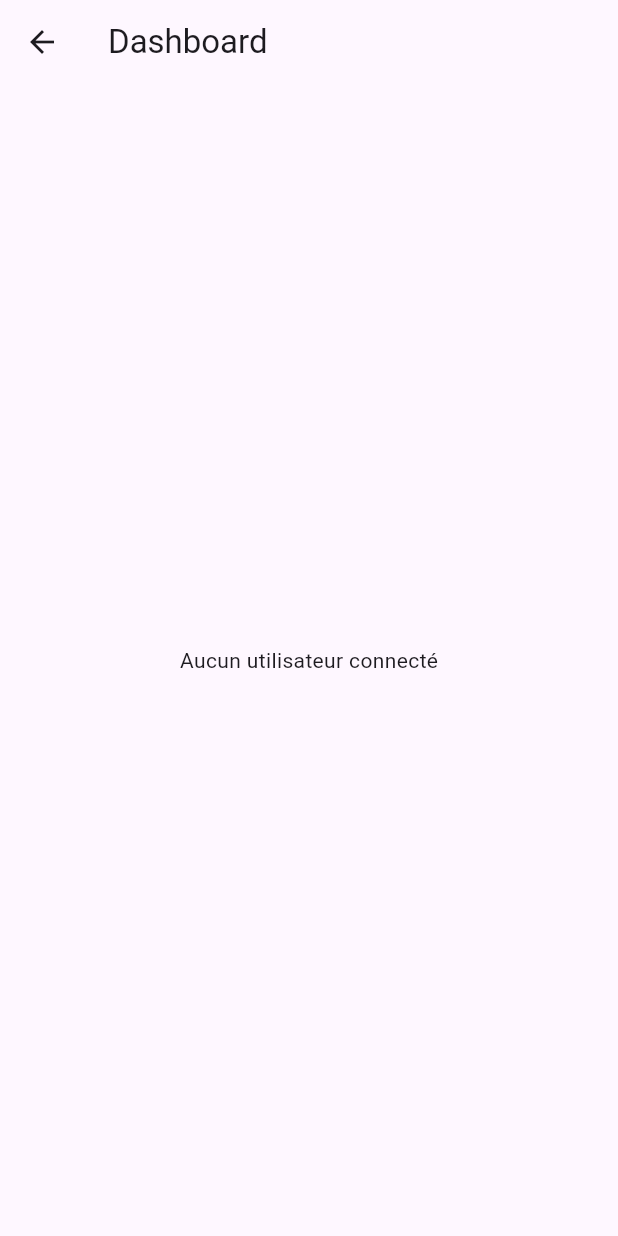
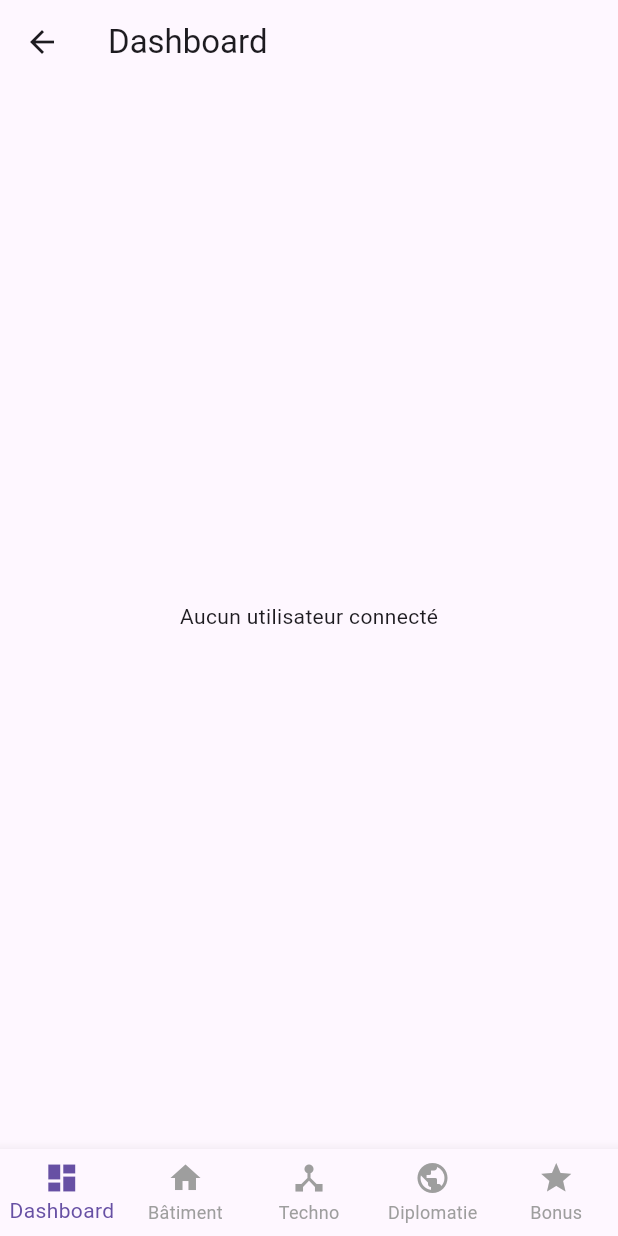
Before and after one commit to remytreflest/les_architectes_cosmiques, a Flutter app: the DashboardView screen opened by its route, on a phone screen of 412 x 824 dp. Run offline on Flutter 3.47's test engine with Material 3 defaults, Android fonts, the phone set to English and light mode, and no system bars; our stand-ins replace get.

Commit message:
bottom navigation bar + dashboard step 1

```diff
--- a/lib/app.dart
+++ b/lib/app.dart
@@ -12,8 +12,11 @@ class MyApp extends StatelessWidget {
       title: 'les_architectes_cosmiques',
       debugShowCheckedModeBanner: false,
       getPages: [
+        GetPage(name: '/dashboard', page: () => const DashboardView()),
         GetPage(name: '/home', page: () => const UserView()),
-        GetPage(name: '/dashboard', page: () => const DashboardView()),
+        GetPage(name: '/technologies', page: () => const DashboardView()),
+        GetPage(name: '/diplomacy', page: () => const DashboardView()),
+        GetPage(name: '/bonus', page: () => const DashboardView()),
       ],
       initialRoute: '/home',
     );
--- a/lib/features/dashboard/presentation/pages/dashboard_view.dart
+++ b/lib/features/dashboard/presentation/pages/dashboard_view.dart
@@ -3,6 +3,7 @@ import 'package:get/get.dart';
 import 'package:les_architectes_cosmiques/features/planet/presentation/controller/planet_controller.dart';
 import 'package:les_architectes_cosmiques/features/planet/presentation/pages/planet_list_view.dart';
 import 'package:les_architectes_cosmiques/features/user/presentation/controller/user_controller.dart';
+import 'package:les_architectes_cosmiques/shared/widgets/custom_bottom_nav_bar.dart';
 
 class DashboardView extends StatelessWidget {
   const DashboardView({super.key});
@@ -14,6 +15,7 @@ class DashboardView extends StatelessWidget {
 
     return Scaffold(
       appBar: AppBar(title: const Text('Dashboard')),
+      bottomNavigationBar: CustomBottomNavBar(),
       body: Obx(() {
         final user = userController.currentUser.value;
         final planets = planetController.planets
--- /dev/null
+++ b/lib/shared/widgets/custom_bottom_nav_bar.dart
@@ -0,0 +1,70 @@
+import 'package:flutter/material.dart';
+import 'package:get/get.dart';
+
+class BottomNavController extends GetxController {
+  RxInt selectedIndex = 0.obs;
+
+  void navigate(int index) {
+    selectedIndex.value = index;
+
+    switch (index) {
+      case 0:
+        Get.offAllNamed('/dashboard');
+        break;
+      case 1:
+        // Get.offAllNamed('/home');
+        Get.offAllNamed('/dashboard');
+        break;
+      case 2:
+        Get.offAllNamed('/technologies');
+        break;
+      case 3:
+        Get.offAllNamed('/diplomacy');
+        break;
+      case 4:
+        Get.offAllNamed('/bonus');
+        break;
+    }
+  }
+}
+
+class CustomBottomNavBar extends StatelessWidget {
+  CustomBottomNavBar({Key? key}) : super(key: key);
+
+  final _icons = [
+    Icons.dashboard,
+    Icons.home,
+    Icons.device_hub,
+    Icons.public,
+    Icons.star,
+  ];
+
+  final _labels = ["Dashboard", "Bâtiment", "Techno", "Diplomatie", "Bonus"];
+
+  @override
+  Widget build(BuildContext context) {
+    final BottomNavController controller = Get.put(BottomNavController());
+
+    return Obx(
+      () => BottomNavigationBar(
+        type: BottomNavigationBarType.fixed,
+        currentIndex: controller.selectedIndex.value,
+        onTap: controller.navigate,
+        items: List.generate(5, (index) {
+          return BottomNavigationBarItem(
+            icon: Icon(
+              _icons[index],
+              color: controller.selectedIndex.value == index
+                  ? Theme.of(context).colorScheme.primary
+                  : Colors.grey,
+            ),
+            label: _labels[index],
+          );
+        }),
+        selectedItemColor: Theme.of(context).colorScheme.primary,
+        unselectedItemColor: Colors.grey,
+        showUnselectedLabels: true,
+      ),
+    );
+  }
+}
```
Also changed, not shown: lib/features/planet/data/repositories_impl/in_memory_planet_repository.dart (+10 -0 lines), lib/features/planet/presentation/widgets/planet_card.dart (+25 -14 lines).
